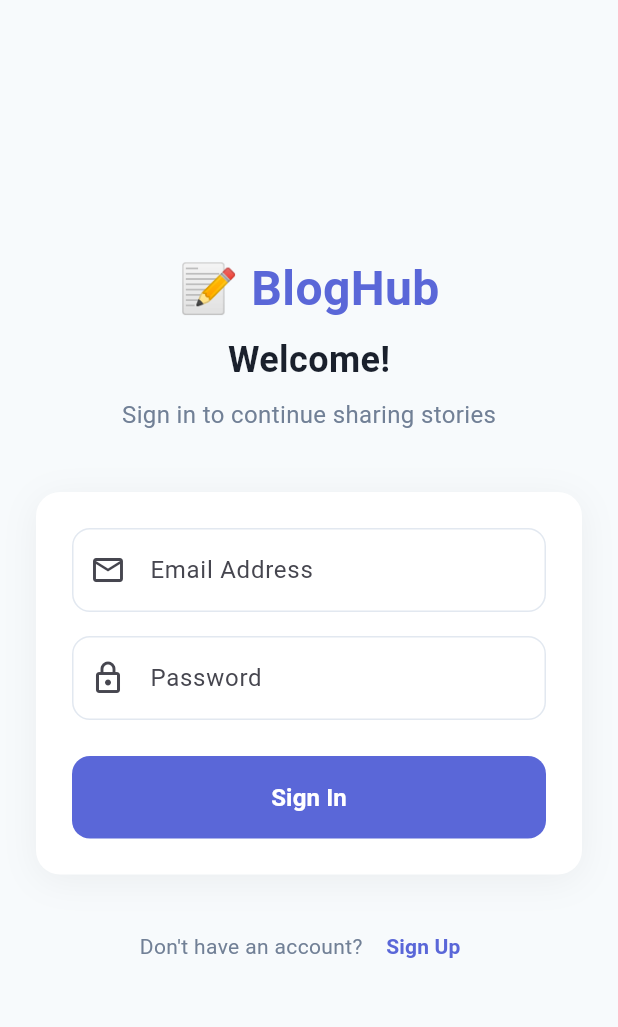
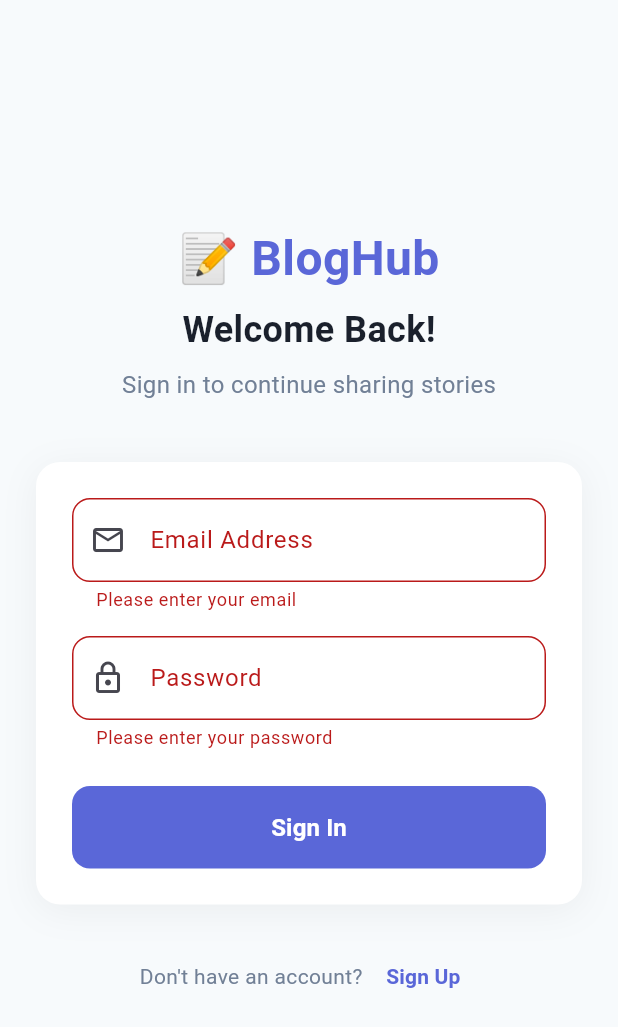
Before and after one commit to PitaoC/Blog-Assesment, a Flutter app: the screen it shows after launch, after a tap on "Sign In", on a phone screen of 412 x 824 dp. Shown: the top 1027 px of the screen. Run offline on Flutter 3.47's test engine with Material 3 defaults, Android fonts, the phone set to English and light mode, and no system bars; our stand-ins replace flutter_dotenv, supabase_flutter; accounts and stored records are empty.

Commit message:
functional login

```diff
--- a/flutter_assesment/lib/app.dart
+++ b/flutter_assesment/lib/app.dart
@@ -1,5 +1,8 @@
 import 'package:flutter/material.dart';
 import 'screens/login_screen.dart';
+import 'screens/home_screen.dart';
+import 'package:supabase_flutter/supabase_flutter.dart';
+import 'main.dart';
 
 
 class BlogApp extends StatelessWidget {
@@ -21,10 +24,16 @@ class BlogApp extends StatelessWidget {
           elevation: 0,
         ),
       ),
-      initialRoute: '/',
-      routes: {
-        '/': (_) => const LoginScreen(),
-      },
+      home: StreamBuilder<AuthState>(
+        stream: supabase.auth.onAuthStateChange,
+        builder: (context, snapshot) {
+          final user = supabase.auth.currentUser;
+          if (user != null) {
+            return const HomeScreen();
+          }
+          return const LoginScreen();
+        },
+      ),
     );
   }
 }
--- a/flutter_assesment/lib/screens/login_screen.dart
+++ b/flutter_assesment/lib/screens/login_screen.dart
@@ -1,7 +1,60 @@
 import 'package:flutter/material.dart';
+import '../services/auth_service.dart';
+import 'home_screen.dart';
 
-class LoginScreen extends StatelessWidget {
+class LoginScreen extends StatefulWidget {
   const LoginScreen({super.key});
+
+  @override
+  State<LoginScreen> createState() => _LoginScreenState();
+}
+
+class _LoginScreenState extends State<LoginScreen> {
+  final _formKey = GlobalKey<FormState>();
+  final _emailController = TextEditingController();
+  final _passwordController = TextEditingController();
+  final _authService = AuthService();
+  bool _isLoading = false;
+  String? _errorMessage;
+
+  @override
+  void dispose() {
+    _emailController.dispose();
+    _passwordController.dispose();
+    super.dispose();
+  }
+
+  Future<void> _handleLogin() async {
+    if (!_formKey.currentState!.validate()) return;
+
+    setState(() {
+      _isLoading = true;
+      _errorMessage = null;
+    });
+
+    try {
+      await _authService.login(
+        email: _emailController.text.trim(),
+        password: _passwordController.text,
+      );
+
+      if (mounted) {
+        Navigator.of(context).pushReplacement(
+          MaterialPageRoute(builder: (_) => const HomeScreen()),
+        );
+      }
+    } catch (e) {
+      setState(() {
+        _errorMessage = e.toString();
+      });
+    } finally {
+      if (mounted) {
+        setState(() {
+          _isLoading = false;
+        });
+      }
+    }
+  }
 
   @override
   Widget build(BuildContext context) {
@@ -14,6 +67,7 @@ class LoginScreen extends StatelessWidget {
             child: Column(
               mainAxisAlignment: MainAxisAlignment.center,
               children: [
+
                 const Text(
                   '📝 BlogHub',
                   style: TextStyle(
@@ -24,7 +78,7 @@ class LoginScreen extends StatelessWidget {
                 ),
                 const SizedBox(height: 8),
                 const Text(
-                  'Welcome!',
+                  'Welcome Back!',
                   style: TextStyle(
                     fontSize: 24,
                     fontWeight: FontWeight.w600,
@@ -54,10 +108,31 @@ class LoginScreen extends StatelessWidget {
                       ),
                     ],
                   ),
+                  child: Form(
+                    key: _formKey,
                     child: Column(
                       crossAxisAlignment: CrossAxisAlignment.stretch,
                       children: [
+                        if (_errorMessage != null)
+                          Container(
+                            padding: const EdgeInsets.all(12),
+                            margin: const EdgeInsets.only(bottom: 16),
+                            decoration: BoxDecoration(
+                              color: Colors.red.shade50,
+                              borderRadius: BorderRadius.circular(8),
+                              border: Border.all(color: Colors.red.shade200),
+                            ),
+                            child: Text(
+                              _errorMessage!,
+                              style: TextStyle(
+                                color: Colors.red.shade700,
+                                fontSize: 14,
+                              ),
+                            ),
+                          ),
+
                         TextFormField(
+                          controller: _emailController,
                           keyboardType: TextInputType.emailAddress,
                           decoration: InputDecoration(
                             labelText: 'Email Address',
@@ -75,10 +150,20 @@ class LoginScreen extends StatelessWidget {
                               borderSide: const BorderSide(color: Color(0xFF5A67D8), width: 2),
                             ),
                           ),
+                          validator: (value) {
+                            if (value == null || value.isEmpty) {
+                              return 'Please enter your email';
+                            }
+                            if (!value.contains('@')) {
+                              return 'Please enter a valid email';
+                            }
+                            return null;
+                          },
                         ),
                         const SizedBox(height: 16),
 
                         TextFormField(
+                          controller: _passwordController,
                           obscureText: true,
                           decoration: InputDecoration(
                             labelText: 'Password',
@@ -96,11 +181,20 @@ class LoginScreen extends StatelessWidget {
                               borderSide: const BorderSide(color: Color(0xFF5A67D8), width: 2),
                             ),
                           ),
+                          validator: (value) {
+                            if (value == null || value.isEmpty) {
+                              return 'Please enter your password';
+                            }
+                            if (value.length < 6) {
+                              return 'Password must be at least 6 characters';
+                            }
+                            return null;
+                          },
                         ),
                         const SizedBox(height: 24),
 
                         ElevatedButton(
-                        onPressed: () {},
+                          onPressed: _isLoading ? null : _handleLogin,
                           style: ElevatedButton.styleFrom(
                             backgroundColor: const Color(0xFF5A67D8),
                             foregroundColor: Colors.white,
@@ -110,7 +204,16 @@ class LoginScreen extends StatelessWidget {
                             ),
                             elevation: 0,
                           ),
-                        child: const Text(
+                          child: _isLoading
+                              ? const SizedBox(
+                                  height: 20,
+                                  width: 20,
+                                  child: CircularProgressIndicator(
+                                    strokeWidth: 2,
+                                    color: Colors.white,
+                                  ),
+                                )
+                              : const Text(
                                   'Sign In',
                                   style: TextStyle(
                                     fontSize: 16,
@@ -119,6 +222,7 @@ class LoginScreen extends StatelessWidget {
                                 ),
                         ),
                       ],
+                    ),
                   ),
                 ),
                 const SizedBox(height: 24),
--- /dev/null
+++ b/flutter_assesment/lib/services/auth_service.dart
@@ -0,0 +1,21 @@
+import 'package:supabase_flutter/supabase_flutter.dart';
+import '../main.dart';
+
+class AuthService {
+  User? get currentUser => supabase.auth.currentUser;
+
+  bool get isLoggedIn => currentUser != null;
+
+  Stream<AuthState> get authStateChanges => supabase.auth.onAuthStateChange;
+
+  Future<AuthResponse> login({
+    required String email,
+    required String password,
+  }) async {
+    return await supabase.auth.signInWithPassword(
+      email: email,
+      password: password,
+    );
+  }
+
+}
```
Lines whose indentation alone changed are shown as unchanged.
